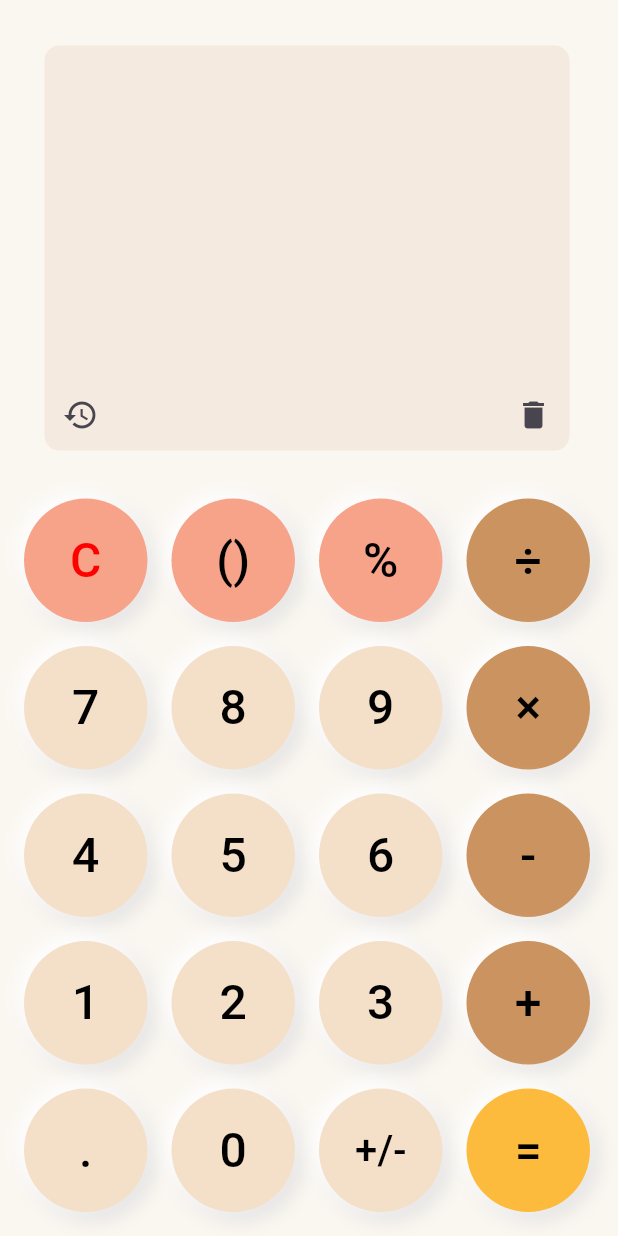
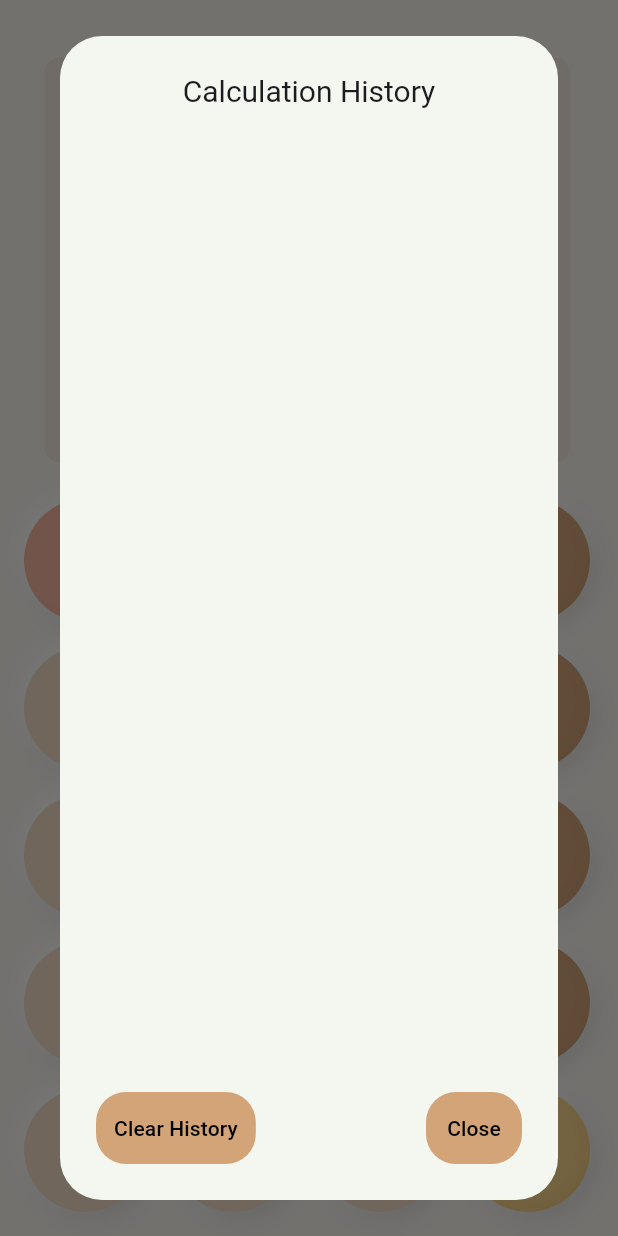
Before and after one commit to zenta-dev/calculator, a Flutter app: the screen it shows after launch, after a tap on the "history" icon, on a phone screen of 412 x 824 dp. Run offline on Flutter 3.47's test engine with Material 3 defaults, Android fonts, the phone set to English and light mode, and no system bars; our stand-ins replace math_expressions.

Commit message:
make calculation history and make delete, fix priority and fix notation

```diff
--- a/lib/button_values.dart
+++ b/lib/button_values.dart
@@ -29,14 +29,14 @@ extension Lay1Prop on ButtonArea1 {
       case ButtonArea1.clr:
       case ButtonArea1.priority:
       case ButtonArea1.per:
-        return Color(0XFFF6A389);
+        return Color(0XFFF6A389).withOpacity(0.78);
       case ButtonArea1.divide:
       case ButtonArea1.multiply:
       case ButtonArea1.subtract:
       case ButtonArea1.add:
-        return Color(0XFFCB935F);
+        return Color(0XFFCB935F).withOpacity(0.83);
       case ButtonArea1.calculate:
-        return Color(0XFFFCBB3D);
+        return Color(0XFFFCBB3D).withOpacity(0.58);
       case ButtonArea1.dot:
       case ButtonArea1.notation:
         return Color(0XFFF4DFC8); // Add color for dot and notation cases
--- a/lib/calculator_screen.dart
+++ b/lib/calculator_screen.dart
@@ -1,7 +1,6 @@
 import 'package:calculator/button_values.dart';
 import 'package:flutter/material.dart';
 import 'package:math_expressions/math_expressions.dart';
-import 'package:outline_material_icons_tv/outline_material_icons.dart';
 
 class CalculatorScreen extends StatefulWidget {
   const CalculatorScreen({Key? key}) : super(key: key);
@@ -13,6 +12,7 @@ class CalculatorScreen extends StatefulWidget {
 class _CalculatorScreenState extends State<CalculatorScreen> {
   String input = '';
   String output = '';
+  List<String> calculationHistory = [];
 
   void onButtonClick(String context) {
     debugPrint(context);
@@ -42,6 +42,13 @@ class _CalculatorScreenState extends State<CalculatorScreen> {
               .replaceAll("×", "*")
               .replaceAll("÷", "/")
               .replaceAll("%", "*0.01");
+
+          // Add missing logic for handling negative numbers
+          userInput = userInput.replaceAllMapped(
+            RegExp(r'(?<=\d)\s*(-)\s*(?=\d)'),
+            (match) => match.group(0)!.contains('-') ? ' - ' : ' + ',
+          );
+
           Parser p = Parser();
           Expression expression = p.parse(userInput);
           ContextModel cm = ContextModel();
@@ -51,6 +58,9 @@ class _CalculatorScreenState extends State<CalculatorScreen> {
             output = output.substring(0, output.length - 2);
           }
           input = output;
+
+          // Add the expression to the calculation history
+          calculationHistory.add("$userInput = $output");
         } catch (e) {
           // Handle parsing or evaluation errors
           output = 'Error';
@@ -123,8 +133,8 @@ class _CalculatorScreenState extends State<CalculatorScreen> {
                       width: 350,
                       height: 270,
                       alignment: Alignment.bottomRight,
-                      padding: const EdgeInsets.all(16.0),
-                      margin: EdgeInsets.all(16.0),
+                      padding: const EdgeInsets.all(8.0),
+                      margin: EdgeInsets.all(8.0),
                       decoration: BoxDecoration(
                         borderRadius: BorderRadius.circular(10),
                         color: Color(0XFFF4EAE0),
@@ -133,8 +143,8 @@ class _CalculatorScreenState extends State<CalculatorScreen> {
                         children: <Widget>[
                           Container(
                             alignment: Alignment.bottomRight,
-                            padding: const EdgeInsets.all(16.0),
-                            margin: EdgeInsets.all(16.0),
+                            padding: const EdgeInsets.all(8.0),
+                            margin: EdgeInsets.all(8.0),
                             decoration: BoxDecoration(
                               borderRadius: BorderRadius.circular(10),
                               color: Color(0XFFF4EAE0),
@@ -144,7 +154,7 @@ class _CalculatorScreenState extends State<CalculatorScreen> {
                                 Text(
                                   input,
                                   style: const TextStyle(
-                                    fontSize: 40,
+                                    fontSize: 30,
                                     fontWeight: FontWeight.normal,
                                   ),
                                   textAlign: TextAlign.end,
@@ -152,7 +162,7 @@ class _CalculatorScreenState extends State<CalculatorScreen> {
                                 Text(
                                   output,
                                   style: const TextStyle(
-                                    fontSize: 96,
+                                    fontSize: 50,
                                     fontWeight: FontWeight.normal,
                                   ),
                                   textAlign: TextAlign.end,
@@ -172,21 +182,19 @@ class _CalculatorScreenState extends State<CalculatorScreen> {
                         children: [
                           IconButton(
                             onPressed: () {
-                              // Add functionality for the history icon here
-                              // For example: Show a dialog with the calculation history
+                              // Show calculation history
+                              showHistoryDialog(context);
                             },
                             icon: Icon(Icons.history),
                           ),
                           IconButton(
                             onPressed: () {
-                              // Add functionality for the delete icon here
-                              // For example: delete the last character in the input
                               if (input.isNotEmpty) {
                                 input = input.substring(0, input.length - 1);
                                 setState(() {});
                               }
                             },
-                            icon: Icon(Icons.delete),
+                            icon: Icon(Icons.backspace_outlined),
                           ),
                         ],
                       ),
@@ -229,16 +237,16 @@ class _CalculatorScreenState extends State<CalculatorScreen> {
         borderRadius: BorderRadius.circular(75),
         boxShadow: [
           BoxShadow(
-            color: Colors.grey.shade300, // Shadow color
-            offset: Offset(4, 4), // Shadow position
-            blurRadius: 10, // Shadow blur radius
-            spreadRadius: 1, // Shadow spread radius
+            color: Colors.grey.shade300,
+            offset: Offset(4, 4),
+            blurRadius: 10,
+            spreadRadius: 1,
           ),
           BoxShadow(
-            color: Colors.white, // Highlight color
-            offset: Offset(-4, -4), // Highlight position
-            blurRadius: 10, // Highlight blur radius
-            spreadRadius: 1, // Highlight spread radius
+            color: Colors.white,
+            offset: Offset(-4, -4),
+            blurRadius: 10,
+            spreadRadius: 1,
           ),
         ],
       ),
@@ -263,4 +271,75 @@ class _CalculatorScreenState extends State<CalculatorScreen> {
       ),
     );
   }
+
+  void showHistoryDialog(BuildContext context) {
+    showDialog(
+      context: context,
+      builder: (BuildContext context) {
+        return AlertDialog(
+          title: Container(
+            alignment: Alignment.center,
+            child: Text("Calculation History", style: TextStyle(fontSize: 20)),
+          ),
+          content: Container(
+            width: double.maxFinite,
+            child: ListView.builder(
+              itemCount: calculationHistory.length,
+              itemBuilder: (context, index) {
+                return ListTile(
+                  title: Text(calculationHistory[index]),
+                );
+              },
+            ),
+          ),
+          backgroundColor: Color(0xFFF4F6F0), // Set background color
+          actions: [
+            Row(
+              mainAxisAlignment: MainAxisAlignment.spaceBetween,
+              children: [
+                Container(
+                  decoration: BoxDecoration(
+                    color: Color(0xFFCB935F)
+                        .withOpacity(0.83), // Set the container color
+                    borderRadius:
+                        BorderRadius.circular(20), // Set border radius
+                  ),
+                  child: TextButton(
+                    onPressed: () {
+                      // Clear history
+                      setState(() {
+                        calculationHistory.clear();
+                      });
+                      Navigator.pop(context);
+                    },
+                    style: TextButton.styleFrom(
+                      primary: Colors.black, // Set button text color
+                    ),
+                    child: Text("Clear History"),
+                  ),
+                ),
+                Container(
+                  decoration: BoxDecoration(
+                    color: Color(0xFFCB935F)
+                        .withOpacity(0.83), // Set the container color
+                    borderRadius:
+                        BorderRadius.circular(20), // Set border radius
+                  ),
+                  child: TextButton(
+                    onPressed: () {
+                      Navigator.pop(context);
+                    },
+                    style: TextButton.styleFrom(
+                      primary: Colors.black, // Set button text color
+                    ),
+                    child: Text("Close"),
+                  ),
+                ),
+              ],
+            ),
+          ],
+        );
+      },
+    );
+  }
 }
```
